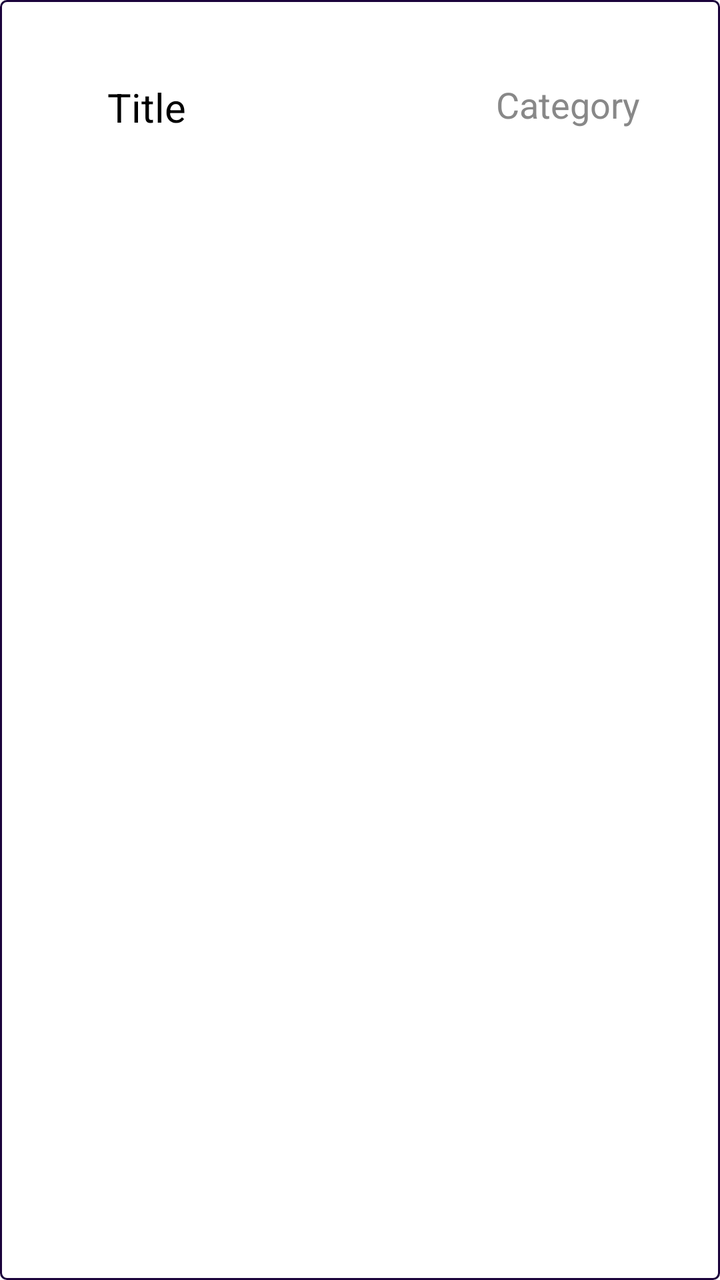
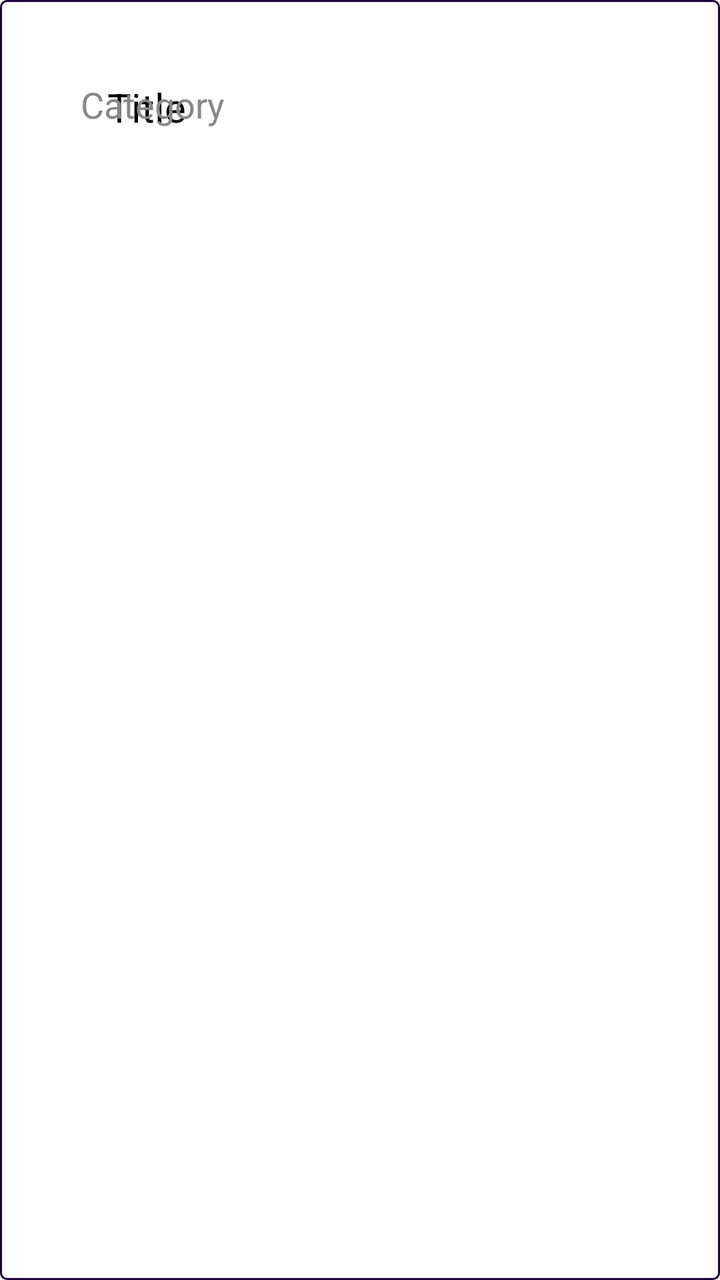

Screens rendered from an Android XML layout before and after an edit, with the pre-edit source and the edit as a unified diff.
<!-- AndroidManifest.xml: application theme Theme.AndroidExample -->
<!-- res/layout/list_item.xml -->
<?xml version="1.0" encoding="utf-8"?>
<androidx.constraintlayout.widget.ConstraintLayout
    xmlns:android="http://schemas.android.com/apk/res/android"
    xmlns:app="http://schemas.android.com/apk/res-auto"
    xmlns:tools="http://schemas.android.com/tools"
    android:layout_width="wrap_content"
    android:layout_height="wrap_content"
    android:orientation="horizontal"
    android:layout_margin="40dp"
    android:padding="40dp"
    android:background="@drawable/border">

    <TextView
        android:id="@+id/Title"
        android:layout_width="wrap_content"
        android:layout_height="wrap_content"
        android:layout_gravity="left"
        android:text="Title"
        android:textColor="#000000"
        android:textSize="20sp"
        app:layout_constraintBottom_toBottomOf="parent"
        app:layout_constraintEnd_toEndOf="parent"
        app:layout_constraintHorizontal_bias="0.057"
        app:layout_constraintStart_toStartOf="parent"
        app:layout_constraintTop_toTopOf="parent"
        app:layout_constraintVertical_bias="0.0" />

    <TextView
        android:id="@+id/Category"
        android:layout_width="wrap_content"
        android:layout_height="wrap_content"
        android:gravity="right"
        android:text="Category"
        android:textColor="#888888"
        android:textSize="18sp"
        app:layout_constraintBottom_toBottomOf="parent"
        app:layout_constraintEnd_toEndOf="parent"
        app:layout_constraintHorizontal_bias="1.0"
        app:layout_constraintStart_toStartOf="parent"
        app:layout_constraintTop_toTopOf="parent"
        app:layout_constraintVertical_bias="0.0" />
</androidx.constraintlayout.widget.ConstraintLayout>
<!-- resources referenced by this layout -->
<resources>
  <!-- drawable border (drawable) -->
  <?xml version="1.0" encoding="utf-8"?>
  <shape xmlns:android="http://schemas.android.com/apk/res/android"
      android:shape="rectangle">
  
      <stroke
          android:width="1dp"
          android:color="@color/primary"/>
      <corners android:radius="3dp"/>
      <padding
          android:bottom="5dp"
          android:left="5dp"
          android:right="5dp"
          android:top="5dp" />
  </shape>
  <style name="Theme.AndroidExample" parent="Theme.MaterialComponents.DayNight.NoActionBar">
          
          <item name="colorPrimary">@color/purple_500</item>
          <item name="colorPrimaryVariant">@color/purple_700</item>
          <item name="colorOnPrimary">@color/white</item>
          
          <item name="colorSecondary">@color/teal_200</item>
          <item name="colorSecondaryVariant">@color/teal_700</item>
          <item name="colorOnSecondary">@color/black</item>
          
          <item name="android:statusBarColor" tools:targetApi="l">?attr/colorPrimaryVariant</item>
      </style>
  <color name="primary">#1B023B</color>
  <color name="purple_500">#FF6200EE</color>
  <color name="purple_700">#FF3700B3</color>
  <color name="white">#FFFFFFFF</color>
  <color name="teal_200">#FF03DAC5</color>
  <color name="teal_700">#FF018786</color>
  <color name="black">#FF000000</color>
</resources>

<!-- the commit's change to res/layout/list_item.xml (unified diff, before → after) -->
@@ -35,7 +35,7 @@
         android:textSize="18sp"
         app:layout_constraintBottom_toBottomOf="parent"
         app:layout_constraintEnd_toEndOf="parent"
-        app:layout_constraintHorizontal_bias="1.0"
+        app:layout_constraintHorizontal_bias="0.0"
         app:layout_constraintStart_toStartOf="parent"
         app:layout_constraintTop_toTopOf="parent"
         app:layout_constraintVertical_bias="0.0" />
